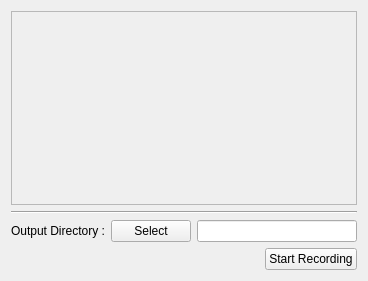
Qt form src/app/gui/recording.ui (introlab/rendezvous) before a commit.
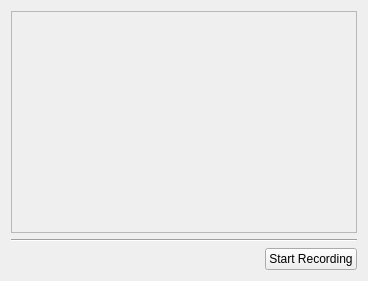
The same form after that commit.

```diff
--- a/src/app/gui/recording.ui
+++ b/src/app/gui/recording.ui
@@ -62,27 +62,6 @@
        </property>
       </widget>
      </item>
-     <item>
-      <layout class="QHBoxLayout" name="horizontalLayout_3">
-       <item>
-        <widget class="QLabel" name="label">
-         <property name="text">
-          <string>Output Directory :</string>
-         </property>
-        </widget>
-       </item>
-       <item>
-        <widget class="QPushButton" name="btnSelectOutputFolder">
-         <property name="text">
-          <string>Select</string>
-         </property>
-        </widget>
-       </item>
-       <item>
-        <widget class="QLineEdit" name="outputFolder"/>
-       </item>
-      </layout>
-     </item>
      <item>
       <layout class="QHBoxLayout" name="horizontalLayout">
        <item>
```
